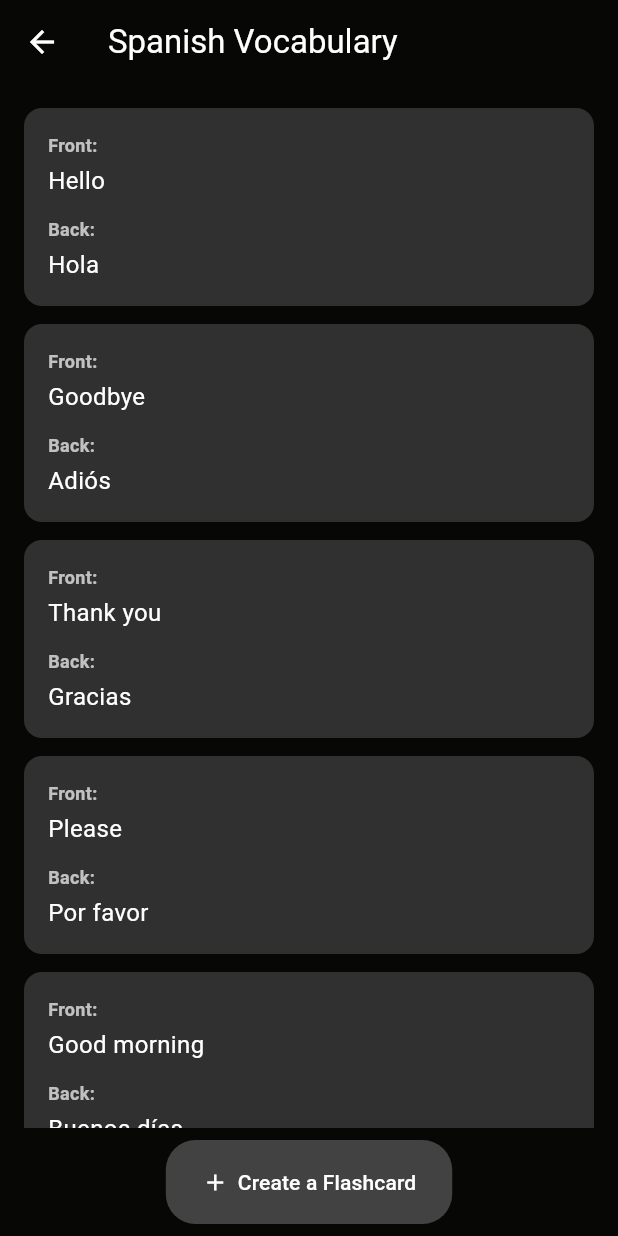
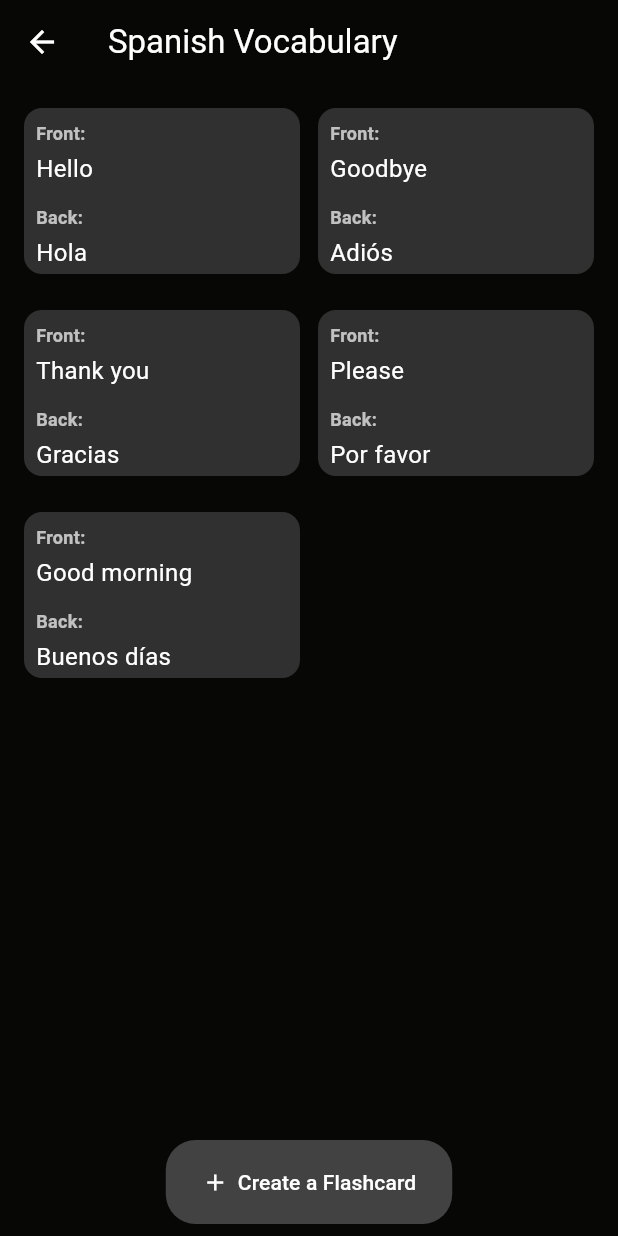
Before and after one commit to nithkidd/Cardify-APP, a Flutter app: the screen it shows after launch, after a tap on "Spanish Vocabulary", on a phone screen of 412 x 824 dp. Run offline on Flutter 3.47's test engine with Material 3 defaults, Android fonts, the phone set to English and light mode, and no system bars; our stand-ins replace sqflite, sqflite_common_ffi; accounts and stored records are empty.

Commit message:
make flashcard responsive

```diff
--- a/lib/ui/screens/flashcard_screen.dart
+++ b/lib/ui/screens/flashcard_screen.dart
@@ -58,7 +58,14 @@ class _FlashcardScreenState extends State<FlashcardScreen> {
                       style: TextStyle(color: Colors.white70, fontSize: 16),
                     ),
                   )
-                : ListView.builder(
+                : GridView.builder(
+                    gridDelegate:
+                        const SliverGridDelegateWithMaxCrossAxisExtent(
+                          maxCrossAxisExtent: 350,
+                          crossAxisSpacing: 12,
+                          mainAxisSpacing: 12,
+                          childAspectRatio: 1.5,
+                        ),
                     padding: const EdgeInsets.all(16),
                     itemCount: widget.deck.flashcards.length,
                     itemBuilder: (context, index) {
--- a/lib/ui/widgets/flashcard/flashcard_item.dart
+++ b/lib/ui/widgets/flashcard/flashcard_item.dart
@@ -13,7 +13,7 @@ class FlashcardItem extends StatelessWidget {
   Widget build(BuildContext context) {
     return Container(
       margin: const EdgeInsets.only(bottom: 12),
-      padding: const EdgeInsets.all(16),
+      padding: const EdgeInsets.all(8),
       decoration: BoxDecoration(
         color: Colors.grey[850],
         borderRadius: BorderRadius.circular(12),
@@ -32,6 +32,8 @@ class FlashcardItem extends StatelessWidget {
           const SizedBox(height: 4),
           Text(
             flashcard.frontText,
+            maxLines: 1,
+            overflow: TextOverflow.ellipsis,
             style: const TextStyle(
               color: Colors.white,
               fontSize: 16,
@@ -47,13 +49,16 @@ class FlashcardItem extends StatelessWidget {
             ),
           ),
           const SizedBox(height: 4),
-          Text(
+          Expanded(
+            child: Text(
             flashcard.backText,
+            maxLines: 1,
+            overflow: TextOverflow.ellipsis,
             style: const TextStyle(
               color: Colors.white,
               fontSize: 16,
             ),
-          ),
+          ),)
         ],
       ),
     );
```
Also changed, not shown: pubspec.lock.
